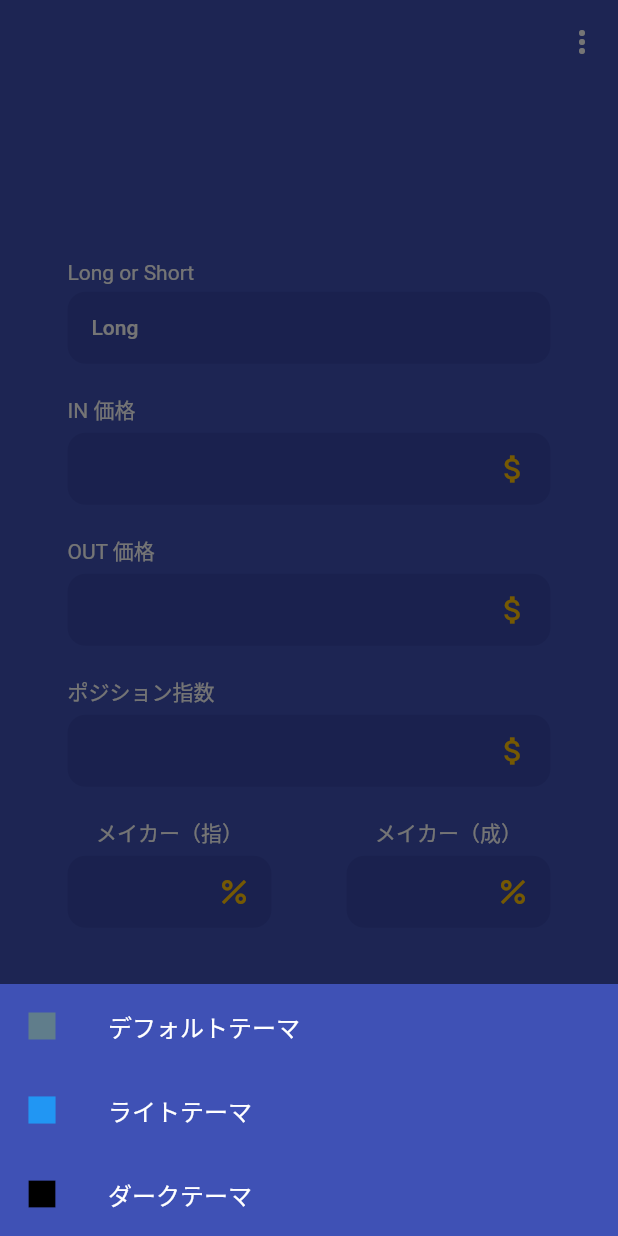
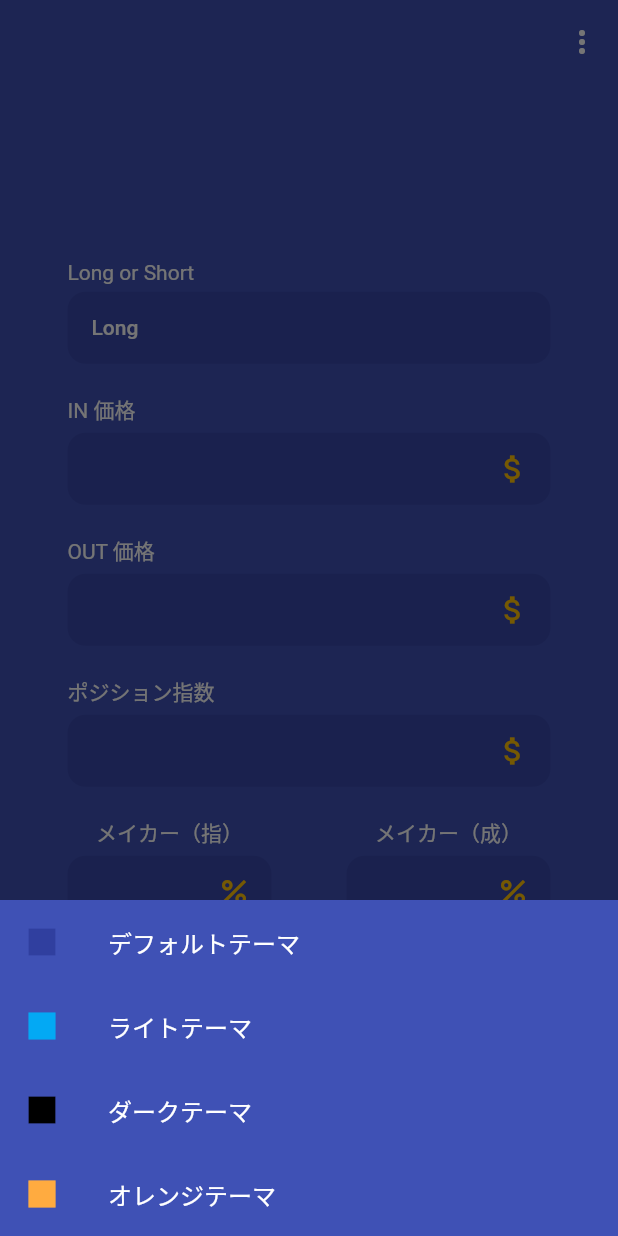
Before and after one commit to yuto-osawa6/yochan_app, a Flutter app: the screen it shows after launch, after a tap on the "more vert" icon, on a phone screen of 412 x 824 dp. Run offline on Flutter 3.47's test engine with Material 2 defaults, Android fonts, the phone set to English and light mode, and no system bars; our stand-ins replace dio, flutter_hooks, flutter_riverpod, freezed_annotation, hooks_riverpod; missing offline and left inert: dart:ffi.

Commit message:
theme orange

```diff
--- a/lib/YouchanThemeSelect.dart
+++ b/lib/YouchanThemeSelect.dart
@@ -14,13 +14,14 @@ Future<dynamic> YouchanThemeSelect (BuildContext context, WidgetRef ref) async {
   final _ThemeNotifier = ref.watch(ThemeProvider.notifier);
 
   showModalBottomSheet(
+      useRootNavigator: true,
       backgroundColor:Colors.transparent,
       context: context,
       isScrollControlled: true,
       builder: (context) {
         return Container(
           decoration: BoxDecoration(
-          color:  Theme.of(context).primaryColor,
+          color:  Theme.of(context).scaffoldBackgroundColor,
           // borderRadius: BorderRadius.only(
           //       topLeft: Radius.circular(20.0),
           //       topRight: Radius.circular(20.0),
@@ -31,7 +32,7 @@ Future<dynamic> YouchanThemeSelect (BuildContext context, WidgetRef ref) async {
               mainAxisSize: MainAxisSize.min,
               children: <Widget>[
                 ListTile(
-                  leading: Icon(Icons.square,color:Colors.blueGrey),
+                  leading: Icon(Icons.square,color:Colors.indigo[700]),
                   title: Text('デフォルトテーマ'),
                   onTap: () =>  _ThemeNotifier.changeThemeNumber(0),
                   // leading: Material(
@@ -44,7 +45,7 @@ Future<dynamic> YouchanThemeSelect (BuildContext context, WidgetRef ref) async {
                   // onTap: () =>  _ThemeNotifier.changeThemeNumber(0),
                 ),
                 ListTile(
-                  leading: Icon(Icons.square,color:Colors.blue),
+                  leading: Icon(Icons.square,color:Colors.lightBlue),
                   title: Text('ライトテーマ'),
                   onTap: () => _ThemeNotifier.changeThemeNumber(1),
                 ),
@@ -52,6 +53,11 @@ Future<dynamic> YouchanThemeSelect (BuildContext context, WidgetRef ref) async {
                   leading: Icon(Icons.square,color:Colors.black),
                   title: Text('ダークテーマ'),
                   onTap: () => _ThemeNotifier.changeThemeNumber(2),
+                ),
+                ListTile(
+                  leading: Icon(Icons.square,color:Colors.orangeAccent),
+                  title: Text('オレンジテーマ'),
+                  onTap: () => _ThemeNotifier.changeThemeNumber(3),
                 ),
               ],
             )
--- a/lib/main.dart
+++ b/lib/main.dart
@@ -17,8 +17,13 @@ class MyApp extends HookConsumerWidget {
   // const MyApp({Key? key}) : super(key: key);
   final theme = [
     Theme1,
-    ThemeData.light(),
+    ThemeData.light().copyWith(
+      primaryColor: Colors.white,
+      primaryColorLight: Colors.white,
+      // appBarTheme: AppBarTheme(color: Colors.white)
+    ),
     ThemeData.dark(),
+    Theme2,
   ];
   @override
   Widget build(BuildContext context, WidgetRef ref) {
--- a/lib/service/youchan_client.dart
+++ b/lib/service/youchan_client.dart
@@ -17,6 +17,7 @@ Future<dynamic> fetchApiCreateUser() async {
       // print(response.data);
       var a = jsonDecode(response.data);
       print("ue");
+      print(a["quotes"].firstWhere((item) => item["currencyPairCode"] == "USDJPY"));
       print(a["quotes"].firstWhere((item) => item["currencyPairCode"] == "USDJPY")["open"]);
       // return UserModel.fromJson(response.data);
       return a["quotes"].firstWhere((item) => item["currencyPairCode"] == "USDJPY")["open"];
--- a/lib/theme/youchan_theme.dart
+++ b/lib/theme/youchan_theme.dart
@@ -88,3 +88,79 @@ ThemeData Theme1 = ThemeData(
 
 
 );
+
+
+
+
+ThemeData Theme2 = ThemeData(
+  // brightness: Brightness.dark,
+  scaffoldBackgroundColor: Colors.orange[800],
+  dialogBackgroundColor:Colors.green[900],
+  appBarTheme: AppBarTheme(
+    backgroundColor: Colors.green[900]
+  ),
+  // focusColor: Colors.amber,
+  // highlightColor:Colors.amber,
+  // selectedRowColor:Colors.amber,
+  dividerColor: Colors.green[900],
+  // accentColor: w,
+  // backgroundColor: Colors.indigo,
+  primaryColor: Colors.indigo,
+  textSelectionTheme: TextSelectionThemeData(
+    cursorColor: Colors.amber,
+    selectionColor: Colors.amber,
+    selectionHandleColor: Colors.amber
+  ),
+  inputDecorationTheme: InputDecorationTheme(
+    suffixIconColor:Colors.green[900],
+  ),
+  // brightness: Brightness.dark,
+  // brightness: primaryColorDark,
+  colorScheme: ColorScheme.fromSwatch(
+        primarySwatch: Colors.indigo,
+        backgroundColor: Colors.indigo,
+//         cardColor: Colors.green,
+        accentColor: Colors.yellow
+//         // primaryColorDark: Colors.indigo,
+//         // accentColor:Colors.green
+
+        )
+        .copyWith(
+          brightness: Brightness.dark
+          ),
+  buttonTheme: ButtonThemeData(
+    buttonColor: Colors.amber
+  ),
+  elevatedButtonTheme: ElevatedButtonThemeData(
+    style: ElevatedButton.styleFrom(
+      primary: Colors.green[900],
+      elevation: 0,
+      onPrimary: Colors.orange[100],
+      alignment: Alignment.centerLeft,
+    ),
+  ),
+   iconTheme: IconThemeData(
+      color: Colors.white//アイコンの色
+    ),
+   textTheme: TextTheme(
+    bodyText1: TextStyle(),
+    bodyText2: TextStyle(),
+    headline1: TextStyle(),
+    headline2: TextStyle(),
+    headline3: TextStyle(),
+    headline4: TextStyle(),
+    headline5: TextStyle(),
+    headline6: TextStyle(),
+    subtitle1: TextStyle(),
+    // subtitle2: TextStyle(),
+    // caption: TextStyle()
+
+
+   ).apply(
+    bodyColor: Colors.white,
+    displayColor: Colors.white,
+    decorationColor: Colors.white
+   ),
+
+
+);
--- a/lib/youchanMethod.dart
+++ b/lib/youchanMethod.dart
@@ -57,6 +57,7 @@ Future<dynamic> YouchanCalculate (BuildContext context, WidgetRef ref) async {
 
   try{
     var a = await ApiClientCreateUser().fetchApiCreateUser();
+    // var b = double.parse(a);
     _YouchanNotifier.changeDollerYen(double.parse(a));
 
     final positionValue = int.parse(_YouchanState.positionValue!);
@@ -64,7 +65,14 @@ Future<dynamic> YouchanCalculate (BuildContext context, WidgetRef ref) async {
     final outValue = int.parse(_YouchanState.outValue!);
     final nari = double.parse(_YouchanState.nari!)/100;
     final tate = double.parse(_YouchanState.tate!)/100;
-    final yen = 113.9 * outValue;
+    // final yen = 113.9 * outValue;
+    // if(b == null){
+    //   ScaffoldMessenger.of(context).showSnackBar(SnackBar(content: Text('ドル円を取得できませんでした。')));
+    //   return;
+    // }
+    print(a);
+    final yen = double.parse(a) * outValue;
+    print("aaa:${a}");
     // BTC 実現収入
     var BTC_Z = positionValue*((1/outValue)-(1/inValue))*(_YouchanState.ls== "Long"?-1:1);
     print("BTC:${BTC_Z}");
@@ -140,12 +148,19 @@ Future<dynamic> YouchanCalculate (BuildContext context, WidgetRef ref) async {
       builder: (context) {
         return Container(
             decoration: BoxDecoration(
+                // border:  Border(
+                //   top: BorderSide(
+                //     color: Colors.blue, //枠線の色
+                //     width: 5, //枠線の太さ
+                //   ),
+                // ),
                 // color: Colors.orange,
                 // color: Color.fromARGB(255, 35, 34, 34),
                 color: OtherTheme(ref).modalSheatBaseColor,
                 borderRadius: BorderRadius.only(
                 topLeft: Radius.circular(20.0),
                 topRight: Radius.circular(20.0),
+
               ),
             ),
             padding: const EdgeInsets.symmetric(horizontal: 20,vertical: 20),
@@ -157,6 +172,13 @@ Future<dynamic> YouchanCalculate (BuildContext context, WidgetRef ref) async {
             child: Column(
               mainAxisAlignment: MainAxisAlignment.spaceEvenly,
               children: [
+                Container(
+                  child:
+                      Align(
+                        alignment: Alignment.centerLeft, //任意のプロパティ
+                        child: Text("${a}")
+                      ),
+                ),
                 // 1
                 Container(
                   child: Column(
--- a/lib/youchanOtherTheme.dart
+++ b/lib/youchanOtherTheme.dart
@@ -19,6 +19,8 @@ dynamic OtherTheme = (WidgetRef ref) {
       return yLightTheme();
     case 2:
       return yDarkTheme();
+    case 3:
+    return yDarkTheme2();
     default:
       return yDefaultTheme();
   }
@@ -70,3 +72,13 @@ class yDarkTheme {
   yDarkTheme() {
   }
 }
+
+class yDarkTheme2 {
+  // インスタンス変数
+  final boxColor = Colors.orange[700];
+  final modalSheatBaseColor = Colors.orange[800];
+
+  // コンストラクタ（class名と一緒。javaも同じっぽい）
+  yDarkTheme() {
+  }
+}
```
